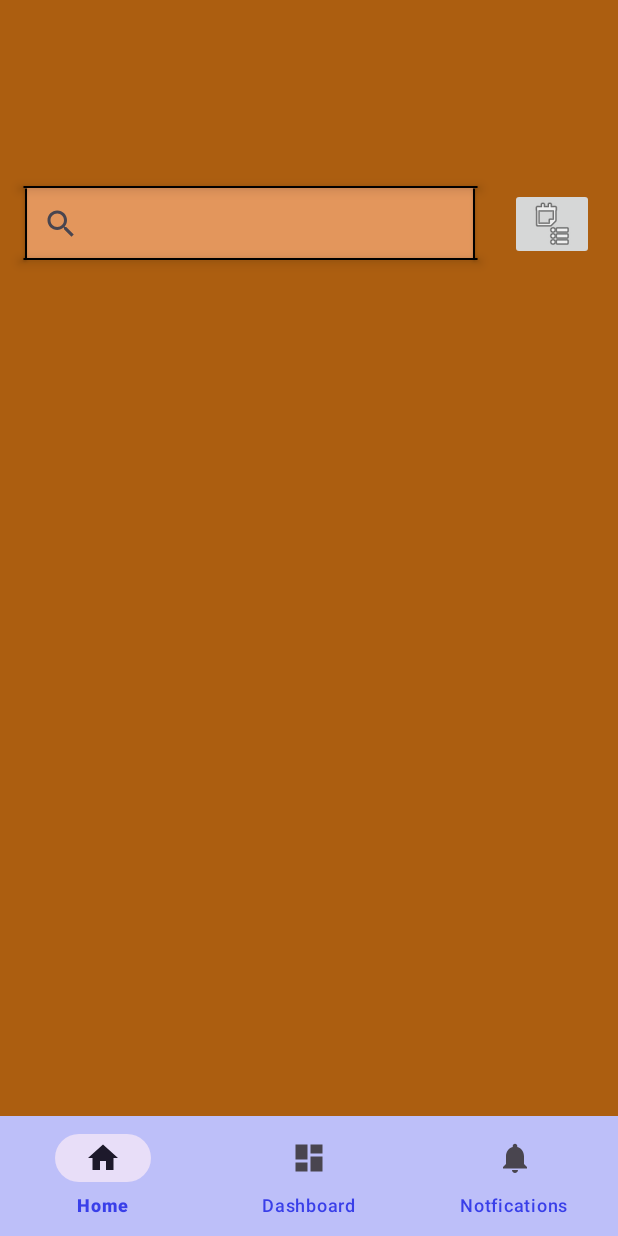
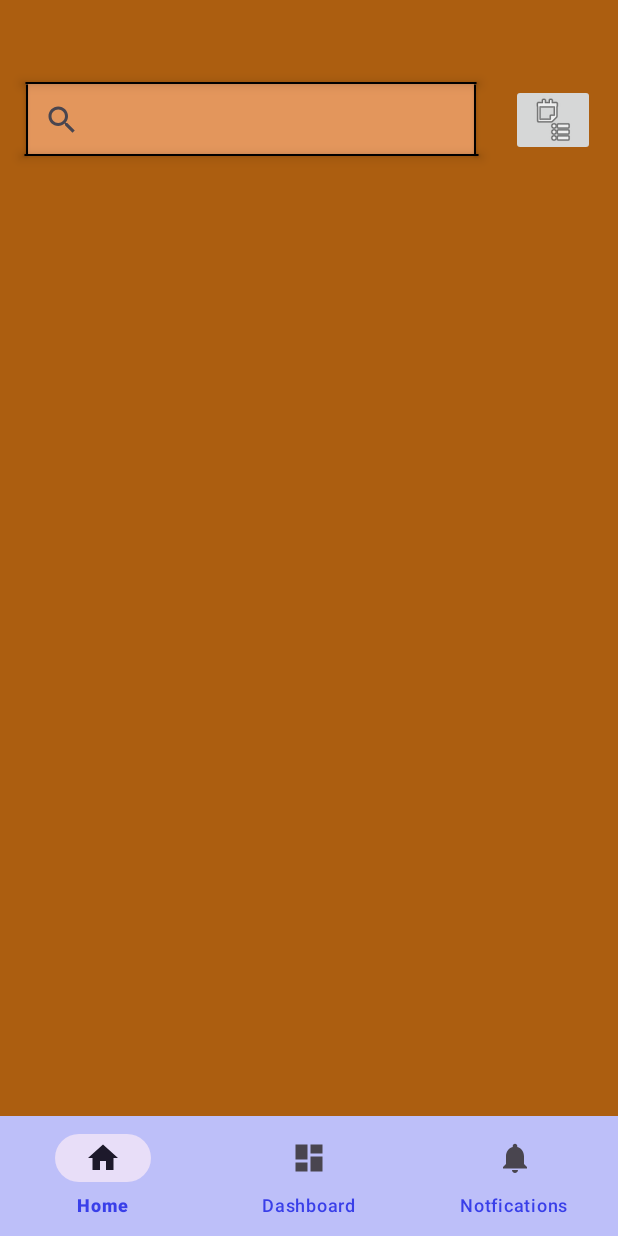
Before and after one commit to RudyKarpus/Puber, an Android app: the SearcherFragment screen opened through its navigation route, on a phone screen of 412 x 824 dp. Run offline under Robolectric (Android 15) with nearby library versions, the phone set to English and light mode, and no system bars; our stand-ins replace navigation-ui; 4 statements that could not run were skipped.

Commit message:
Searcher xml file update for keyboard

```diff
--- a/app/build.gradle
+++ b/app/build.gradle
@@ -5,12 +5,12 @@ plugins {
 
 android {
     namespace 'com.example.myapplication'
-    compileSdk 34
+    compileSdk 33
 
     defaultConfig {
         applicationId "com.example.myapplication"
         minSdk 30
-        targetSdk 34
+        targetSdk 33
         versionCode 1
         versionName "1.0"
 
--- a/app/src/main/java/com/example/myapplication/ui/SearcherFragment.java
+++ b/app/src/main/java/com/example/myapplication/ui/SearcherFragment.java
@@ -139,7 +139,6 @@ public class SearcherFragment extends Fragment implements SelectListener {
     public void onItemClicked(int position)
     {
         Navigation.findNavController(requireView()).navigate(SearcherFragmentDirections.searcherToDetail());
-
         AppContainer.getInstance().getPubSearchingContainer().getPosition().setValue(position);
 
     }
--- a/app/src/main/res/layout/searcher.xml
+++ b/app/src/main/res/layout/searcher.xml
@@ -2,6 +2,7 @@
 <androidx.constraintlayout.widget.ConstraintLayout xmlns:android="http://schemas.android.com/apk/res/android"
     xmlns:app="http://schemas.android.com/apk/res-auto"
     xmlns:tools="http://schemas.android.com/tools"
+    android:id="@+id/search"
     android:layout_width="match_parent"
     android:layout_height="match_parent"
     android:background="#F2A85604"
@@ -14,24 +15,25 @@
         android:layout_height="wrap_content"
 
         android:background="#E3965C"
-        android:imeOptions="actionGo"
-        android:importantForAutofill="no"
         android:queryHint="Wyszukaj"
+
         app:layout_constraintBottom_toTopOf="@+id/swipeRefresh"
         app:layout_constraintEnd_toEndOf="parent"
-        app:layout_constraintHorizontal_bias="0.148"
+        app:layout_constraintHorizontal_bias="0.157"
         app:layout_constraintStart_toStartOf="parent"
         app:layout_constraintTop_toTopOf="parent"
-        >
+        app:layout_constraintVertical_bias="0.165">
 
     </android.widget.SearchView>
 
-
     <androidx.swiperefreshlayout.widget.SwipeRefreshLayout
         android:id="@+id/swipeRefresh"
-        android:layout_width="match_parent"
-        android:layout_height="525dp"
-        app:layout_constraintBottom_toBottomOf="parent">
+        android:layout_width="415dp"
+        android:layout_height="432dp"
+        android:layout_marginBottom="4dp"
+        app:layout_constraintBottom_toBottomOf="parent"
+        app:layout_constraintEnd_toEndOf="parent"
+        app:layout_constraintStart_toStartOf="parent">
 
         <androidx.recyclerview.widget.RecyclerView
             android:id="@+id/Publista"
@@ -46,10 +48,9 @@
 
     </androidx.swiperefreshlayout.widget.SwipeRefreshLayout>
 
-
     <androidx.cardview.widget.CardView
         android:id="@+id/cardView"
-        android:layout_width="303dp"
+        android:layout_width="301dp"
         android:layout_height="1dp"
         android:layout_marginHorizontal="10dp"
         android:background="#000000"
@@ -99,11 +100,13 @@
         android:layout_height="48dp"
 
 
+        android:contentDescription="Filtruj"
         app:layout_constraintBottom_toTopOf="@+id/swipeRefresh"
         app:layout_constraintEnd_toEndOf="parent"
-        app:layout_constraintHorizontal_bias="0.589"
+        app:layout_constraintHorizontal_bias="0.6"
         app:layout_constraintStart_toEndOf="@+id/searchView"
         app:layout_constraintTop_toTopOf="parent"
+        app:layout_constraintVertical_bias="0.164"
         app:srcCompat="@android:drawable/ic_menu_agenda" />
 
 </androidx.constraintlayout.widget.ConstraintLayout>
```
